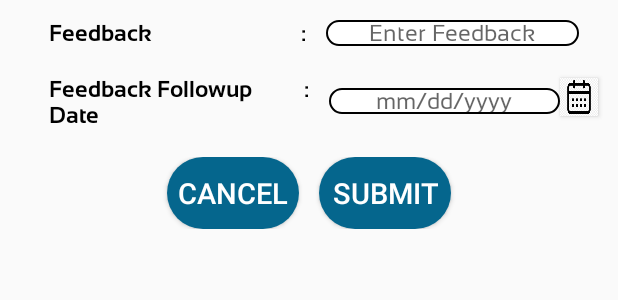
After one commit to dev-sravanthi/QuadselVisionApplication, an Android app: the layout popup_feedback_dialog.xml on its own in the app's theme, with its tools: preview values and no code run, on a phone screen of 412 x 824 dp. The commit adds this screen. Shown: the top 300 px of the screen. Run offline under Robolectric (Android 15) with nearby library versions, the phone set to English and light mode, and no system bars.

Commit message:
Added New Enquiry Form created popup screen for feedback entry details dark theme issue is pending (08-09-2021)

```diff
--- a/app/src/main/AndroidManifest.xml
+++ b/app/src/main/AndroidManifest.xml
@@ -14,7 +14,7 @@
         android:supportsRtl="true"
         android:theme="@style/AppTheme"
         android:usesCleartextTraffic="true">
-        <activity android:name="activities.NewEnquiryForm"
+        <activity android:name="activities.LoginScreen"
             android:theme="@style/Theme.Design.NoActionBar">
             <intent-filter>
                 <action android:name="android.intent.action.MAIN" />
@@ -25,6 +25,7 @@
         <activity android:name="activities.MenuScreen"/>
         <activity android:name="activities.EnquiryList"/>
         <activity android:name="activities.EnquiryView"/>
+        <activity android:name="activities.NewEnquiryForm"/>
 
     </application>
 
--- a/app/src/main/res/layout/new_enquiry_form.xml
+++ b/app/src/main/res/layout/new_enquiry_form.xml
@@ -3,6 +3,7 @@
     android:layout_width="match_parent"
     android:layout_height="match_parent"
     xmlns:app="http://schemas.android.com/apk/res-auto"
+    xmlns:local="http://schemas.android.com/tools"
     android:orientation="vertical"
     android:background="@color/white">
 
@@ -112,7 +113,9 @@
                                 android:layout_marginRight="@dimen/_12sdp"
                                 android:background="@drawable/spinner_border"
                                 android:layout_gravity="center"
-                                android:gravity="center"/>
+                                android:gravity="center"
+                                local:popupTheme="@style/ThemeOverlay.AppCompat.Light"
+                                local:theme="@style/ThemeOverlay.AppCompat.Dark.ActionBar"/>
 
                         </LinearLayout>
 
--- /dev/null
+++ b/app/src/main/res/layout/popup_feedback_dialog.xml
@@ -0,0 +1,143 @@
+<?xml version="1.0" encoding="utf-8"?>
+<LinearLayout
+    xmlns:android="http://schemas.android.com/apk/res/android"
+    android:layout_width="match_parent"
+    android:layout_height="match_parent"
+    android:orientation="vertical">
+
+    <LinearLayout
+        android:layout_width="match_parent"
+        android:layout_height="wrap_content"
+        android:orientation="horizontal"
+        android:layout_marginTop="@dimen/_10sdp"
+        android:paddingRight="@dimen/_5sdp"
+        android:paddingLeft="@dimen/_5sdp">
+
+        <util.MyCustomTextView_Bold
+            android:layout_width="0dp"
+            android:layout_height="wrap_content"
+            android:layout_weight="1.0"
+            android:text="Feedback"
+            android:textColor="@color/black"
+            android:textSize="@dimen/_12ssp"
+            android:layout_marginLeft="@dimen/_20sdp"/>
+
+        <util.MyCustomTextView_Bold
+            android:layout_width="0dp"
+            android:layout_height="wrap_content"
+            android:layout_weight="0.1"
+            android:layout_alignLeft="@+id/text1"
+            android:layout_alignRight="@+id/textView3"
+            android:text=":"
+            android:textColor="#000" />
+
+        <util.MyCustomEditText
+            android:id="@+id/ed_feedback"
+            android:layout_width="0dp"
+            android:layout_height="wrap_content"
+            android:layout_weight="1.0"
+            android:layout_marginRight="@dimen/_15sdp"
+            android:background="@drawable/edittext_rounded_box"
+            android:layout_gravity="center"
+            android:gravity="center"
+            android:textSize="@dimen/_12ssp"
+            android:hint="Enter Feedback"/>
+
+    </LinearLayout>
+
+    <LinearLayout
+        android:layout_width="match_parent"
+        android:layout_height="wrap_content"
+        android:orientation="horizontal"
+        android:layout_marginTop="@dimen/_10sdp"
+        android:paddingRight="@dimen/_5sdp"
+        android:paddingLeft="@dimen/_5sdp">
+
+        <util.MyCustomTextView_Bold
+            android:layout_width="0dp"
+            android:layout_height="wrap_content"
+            android:layout_weight="1.0"
+            android:text="Feedback Followup Date"
+            android:textColor="@color/black"
+            android:textSize="@dimen/_12ssp"
+            android:layout_marginLeft="@dimen/_20sdp"
+            android:layout_marginTop="@dimen/_5sdp"/>
+
+        <util.MyCustomTextView_Bold
+            android:layout_width="0dp"
+            android:layout_height="wrap_content"
+            android:layout_weight="0.1"
+            android:layout_alignLeft="@+id/text1"
+            android:layout_alignRight="@+id/textView3"
+            android:text=":"
+            android:textColor="#000"
+            android:layout_marginTop="@dimen/_5sdp"/>
+
+<!--        <util.MyCustomEditText-->
+<!--            android:id="@+id/ed_feedback_follwupdate"-->
+<!--            android:layout_width="0dp"-->
+<!--            android:layout_height="wrap_content"-->
+<!--            android:layout_weight="0.9"-->
+<!--            android:layout_marginRight="@dimen/_12sdp"-->
+<!--            android:background="@drawable/edittext_rounded_box"-->
+<!--            android:layout_gravity="center"-->
+<!--            android:gravity="center"-->
+<!--            android:textSize="@dimen/_12ssp"/>-->
+
+        <util.MyCustomEditText
+            android:id="@+id/ed_feedback_follwupdate"
+            android:layout_width="0dp"
+            android:layout_height="wrap_content"
+            android:layout_weight="0.9"
+            android:textSize="@dimen/_12ssp"
+            android:textColor="@color/black"
+            android:textStyle="bold"
+            android:layout_gravity="center"
+            android:gravity="center"
+            android:background="@drawable/edittext_rounded_box"
+            android:layout_marginTop="@dimen/_2sdp"
+            android:hint="mm/dd/yyyy"/>
+
+        <Button
+            android:id="@+id/btn_foolowup_date"
+            android:layout_width="25dp"
+            android:layout_height="25dp"
+            android:layout_marginRight="@dimen/_5sdp"
+            android:layout_gravity="end|center_vertical"
+            android:background="@drawable/datepicker"/>
+
+    </LinearLayout>
+
+    <LinearLayout
+        android:layout_width="match_parent"
+        android:layout_height="wrap_content"
+        android:orientation="horizontal"
+        android:layout_gravity="center"
+        android:gravity="center"
+        android:layout_marginTop="@dimen/_15sdp"
+        android:layout_marginBottom="@dimen/_10sdp">
+
+        <Button
+            android:id="@+id/btn_cancel"
+            android:layout_width="wrap_content"
+            android:layout_height="wrap_content"
+            android:text="Cancel"
+            android:textSize="@dimen/_15sdp"
+            android:background="@drawable/button_style"
+            android:padding="@dimen/_5sdp"
+            android:textColor="@color/white"/>
+
+        <Button
+            android:id="@+id/btn_submit_feedback"
+            android:layout_width="wrap_content"
+            android:layout_height="wrap_content"
+            android:text="submit"
+            android:textSize="@dimen/_15sdp"
+            android:background="@drawable/button_style"
+            android:layout_marginLeft="@dimen/_10sdp"
+            android:padding="@dimen/_5sdp"
+            android:textColor="@color/white"/>
+
+    </LinearLayout>
+
+</LinearLayout>
--- a/app/src/main/res/layout/spinner_text.xml
+++ b/app/src/main/res/layout/spinner_text.xml
@@ -2,9 +2,10 @@
 <util.MyCustomTextView
     xmlns:android="http://schemas.android.com/apk/res/android"
     android:layout_width="fill_parent"
-    android:layout_height="30dip"
+    android:layout_height="@dimen/_20sdp"
     android:textAppearance="@android:style/TextAppearance.Small"
     android:textColor="@color/black"
     android:height="30dip"
     android:gravity="left|center_vertical"
-    android:paddingLeft="5dip"/>
+    android:paddingLeft="5dip"
+    />
--- a/app/src/main/res/values/themes.xml
+++ b/app/src/main/res/values/themes.xml
@@ -8,6 +8,7 @@
         <item name="colorAccent">@color/black</item>
         <item name="windowActionBar">true</item>
         <item name="windowNoTitle">true</item>
+        <item name="android:itemBackground">@color/white</item>
     </style>
 
     <style name="Theme.MyApplication.AppBarOverlay" parent="ThemeOverlay.AppCompat.Dark.ActionBar" />
```
Also changed, not shown: app/src/main/java/activities/LoginScreen.java (+99 -0 lines), app/src/main/java/activities/MainActivity.java (added, +146 -0 lines), app/src/main/java/activities/NewEnquiryForm.java (+17 -6 lines), app/src/main/res/layout/login_screen.xml (+13 -0 lines), app/src/main/res/drawable/feedback_popupicon.png (added).
